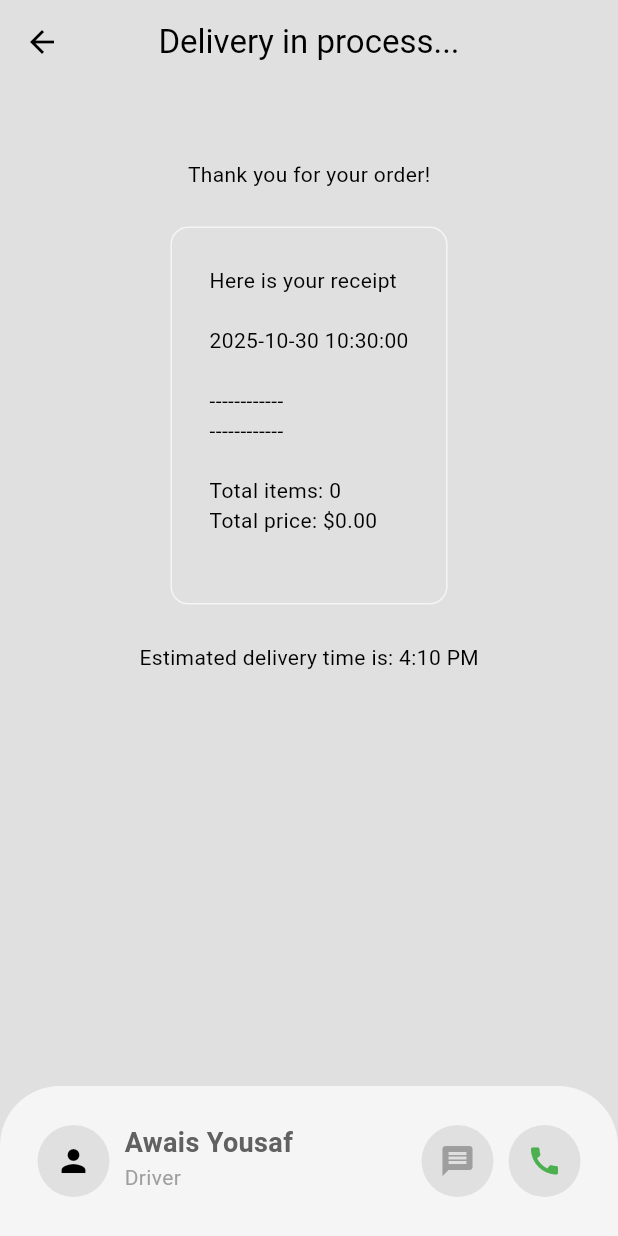
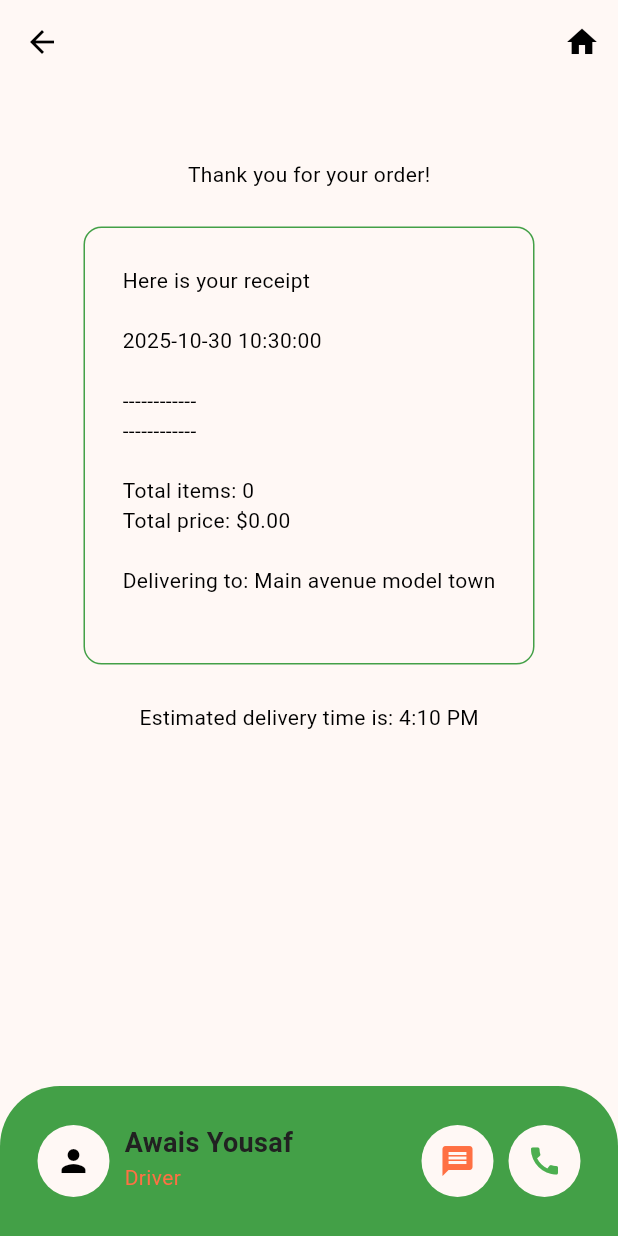
Before and after one commit to awais-yousaf75/food-delivery-app, a Flutter app: the DeliveryProcessPage screen opened directly, on a phone screen of 412 x 824 dp. Run offline on Flutter 3.47's test engine with Material 3 defaults, Android fonts, the phone set to English and light mode, and no system bars; our stand-ins replace cloud_firestore, firebase_auth, firebase_core, flutter_credit_card; accounts and stored records are empty; network calls fail.

Commit message:
all done

```diff
--- a/lib/main.dart
+++ b/lib/main.dart
@@ -2,7 +2,7 @@ import 'package:firebase_core/firebase_core.dart';
 import 'package:flutter/material.dart';
 import 'package:food_delivery_app/firebase_options.dart';
 import 'package:food_delivery_app/models/restaurant.dart';
-import 'package:food_delivery_app/services/auth/login_or_register.dart';
+import 'package:food_delivery_app/services/auth/auth_gate.dart';
 import 'package:food_delivery_app/themes/theme_provider.dart';
 import 'package:provider/provider.dart';
 
@@ -29,7 +29,7 @@ class MyApp extends StatelessWidget {
       color: Colors.white,
       title: 'Flutter Demo',
       debugShowCheckedModeBanner: false,
-      home: const LoginOrRegister(),
+      home: const AuthGate(),
       theme: Provider.of<ThemeProvider>(context).themeData,
     );
   }
--- a/lib/models/restaurant.dart
+++ b/lib/models/restaurant.dart
@@ -5,6 +5,7 @@ import 'package:food_delivery_app/models/food.dart';
 import 'package:intl/intl.dart';
 
 class Restaurant extends ChangeNotifier {
+  String _deliveryAddress = 'Main avenue model town';
   final List<Food> _menu = [
     //burgers
     Food(
@@ -343,6 +344,13 @@ class Restaurant extends ChangeNotifier {
   ];
   List<Food> get menu => _menu;
   List<CartItem> get cart => _cart;
+  String get deliveryAddress => _deliveryAddress;
+
+  void updateDeliveryAddress(String newAddress) {
+    _deliveryAddress = newAddress;
+    notifyListeners();
+  }
+
   final List<CartItem> _cart = [];
   void addToCart(Food food, List<Addon> selectedAddon) {
     CartItem? cartItem = _cart.firstWhereOrNull((item) {
@@ -436,6 +444,8 @@ class Restaurant extends ChangeNotifier {
     receipt.writeln();
     receipt.writeln('Total items: ${getTotalItemCount()}');
     receipt.writeln('Total price: ${_formatPrice(getTotalPrice())}');
+    receipt.writeln();
+    receipt.writeln('Delivering to: $_deliveryAddress');
 
     return receipt.toString();
   }
--- a/lib/pages/delivery_process_page.dart
+++ b/lib/pages/delivery_process_page.dart
@@ -1,16 +1,43 @@
 import 'package:flutter/material.dart';
 import 'package:food_delivery_app/components/custom_receipt.dart';
+import 'package:food_delivery_app/models/restaurant.dart';
+import 'package:food_delivery_app/pages/home_page.dart';
+import 'package:food_delivery_app/services/database/firestore.dart';
+import 'package:provider/provider.dart';
 
-class DeliveryProcessPage extends StatelessWidget {
+class DeliveryProcessPage extends StatefulWidget {
   const DeliveryProcessPage({super.key});
+
+  @override
+  State<DeliveryProcessPage> createState() => _DeliveryProcessPageState();
+}
+
+class _DeliveryProcessPageState extends State<DeliveryProcessPage> {
+  FirestoreService db = FirestoreService();
+
+  @override
+  void initState() {
+    // TODO: implement initState
+    super.initState();
+
+    String receipt = context.read<Restaurant>().displayCartReceipt();
+    db.saveOrderToDatabase(receipt);
+  }
 
   @override
   Widget build(BuildContext context) {
     return Scaffold(
       appBar: AppBar(
-        title: Text("Delivery in process..."),
-        centerTitle: true,
         backgroundColor: Colors.transparent,
+        actions: [
+          IconButton(
+            onPressed: () => Navigator.push(
+              context,
+              MaterialPageRoute(builder: (context) => const HomePage()),
+            ),
+            icon: Icon(Icons.home),
+          ),
+        ],
       ),
       bottomNavigationBar: _buildBottomNavBar(context),
       body: Column(children: [CustomReceipt()]),
--- /dev/null
+++ b/lib/services/database/firestore.dart
@@ -0,0 +1,10 @@
+import 'package:cloud_firestore/cloud_firestore.dart';
+
+class FirestoreService {
+  final CollectionReference order = FirebaseFirestore.instance.collection(
+    'orders',
+  );
+  Future<void> saveOrderToDatabase(String receipt) async {
+    await order.add({'date': DateTime.now(), 'order': receipt});
+  }
+}
--- a/lib/themes/dark_mode.dart
+++ b/lib/themes/dark_mode.dart
@@ -1,11 +1,21 @@
 import 'package:flutter/material.dart';
+
+// ThemeData darkMode = ThemeData(
+//   colorScheme: ColorScheme.dark(
+//     surface: const Color.fromARGB(225, 20, 20, 20),
+//     primary: const Color.fromARGB(225, 122, 122, 122),
+//     secondary: const Color.fromARGB(225, 30, 30, 30),
+//     tertiary: const Color.fromARGB(225, 47, 47, 47),
+//     inversePrimary: Colors.grey.shade300,
+//   ),
+// );
 
 ThemeData darkMode = ThemeData(
   colorScheme: ColorScheme.dark(
-    surface: const Color.fromARGB(225, 20, 20, 20),
-    primary: const Color.fromARGB(225, 122, 122, 122),
-    secondary: const Color.fromARGB(225, 30, 30, 30),
-    tertiary: const Color.fromARGB(225, 47, 47, 47),
-    inversePrimary: Colors.grey.shade300,
+    surface: Color(0xFF121212),
+    primary: Color(0xFFFF8A65),
+    secondary: Color(0xFF66BB6A),
+    tertiary: Color(0xFFFFCA28),
+    inversePrimary: Color(0xFFFFF3E0),
   ),
 );
--- a/lib/themes/light_mode.dart
+++ b/lib/themes/light_mode.dart
@@ -1,11 +1,21 @@
 import 'package:flutter/material.dart';
+
+// ThemeData lightMode = ThemeData(
+//   colorScheme: ColorScheme.light(
+//     surface: Colors.grey.shade300,
+//     primary: Colors.grey.shade500,
+//     secondary: Colors.grey.shade100,
+//     tertiary: Colors.white,
+//     inversePrimary: Colors.grey.shade700,
+//   ),
+// );
 
 ThemeData lightMode = ThemeData(
   colorScheme: ColorScheme.light(
-    surface: Colors.grey.shade300,
-    primary: Colors.grey.shade500,
-    secondary: Colors.grey.shade100,
-    tertiary: Colors.white,
-    inversePrimary: Colors.grey.shade700,
+    surface: Color(0xFFFFF8F5),
+    primary: Color(0xFFFF7043),
+    secondary: Color(0xFF43A047),
+    tertiary: Color(0xFFFFD54F),
+    inversePrimary: Color(0xFF212121),
   ),
 );
--- a/pubspec.yaml
+++ b/pubspec.yaml
@@ -40,6 +40,7 @@ dependencies:
   intl: ^0.20.2
   firebase_core: ^4.2.0
   firebase_auth: ^6.1.1
+  cloud_firestore: ^6.0.3
 
 dev_dependencies:
   flutter_test:
```
Also changed, not shown: lib/components/custom_cartTile.dart (+7 -8 lines), lib/components/custom_currentLocation.dart (+31 -10 lines), lib/components/custom_drawer.dart (+7 -1 lines), lib/pages/login_page.dart (+15 -1 lines), lib/pages/register_page.dart (+25 -1 lines), lib/services/auth/auth_gate.dart (added, +24 -0 lines), lib/services/auth/auth_services.dart (+32 -1 lines), pubspec.lock.
